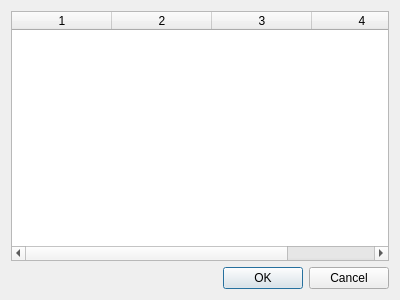
Above: chooseroom.ui from mocimy/hotel-system before the change. Below: the same form after it.
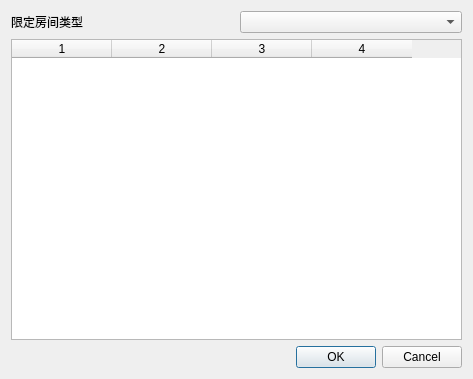
That is the form after the change.

```diff
--- a/chooseroom.ui
+++ b/chooseroom.ui
@@ -6,8 +6,8 @@
    <rect>
     <x>0</x>
     <y>0</y>
-    <width>400</width>
-    <height>300</height>
+    <width>473</width>
+    <height>379</height>
    </rect>
   </property>
   <property name="mouseTracking">
@@ -18,8 +18,16 @@
   </property>
   <layout class="QGridLayout" name="gridLayout">
    <item row="0" column="0">
-    <layout class="QVBoxLayout" name="verticalLayout">
-     <item>
+    <widget class="QLabel" name="label">
+     <property name="text">
+      <string>限定房间类型</string>
+     </property>
+    </widget>
+   </item>
+   <item row="0" column="1">
+    <widget class="QComboBox" name="comboBox"/>
+   </item>
+   <item row="1" column="0" colspan="2">
       <widget class="QTableWidget" name="tableWidget">
        <property name="selectionMode">
         <enum>QAbstractItemView::SingleSelection</enum>
@@ -36,7 +44,7 @@
        <column/>
       </widget>
      </item>
-     <item>
+   <item row="2" column="0" colspan="2">
       <widget class="QDialogButtonBox" name="buttonBox">
        <property name="mouseTracking">
         <bool>true</bool>
@@ -48,8 +56,6 @@
         <set>QDialogButtonBox::Cancel|QDialogButtonBox::Ok</set>
        </property>
       </widget>
-     </item>
-    </layout>
    </item>
   </layout>
  </widget>
```
Lines whose indentation alone changed are shown as unchanged.
